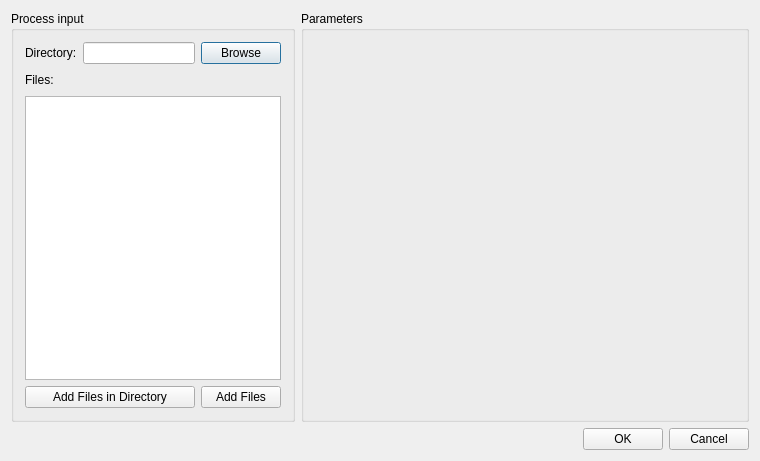
This is src/AnyWave/Batch/AwAddEditBatchDialog.ui in HIP-infrastructure/anywave-code as Qt 5 draws it before an edit. The edited form follows.
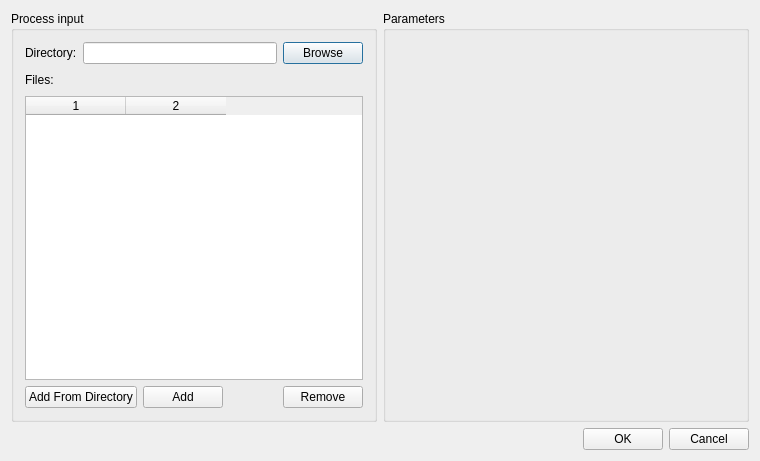
This is the edited form. Icons and pictures are not drawn.

```diff
--- a/src/AnyWave/Batch/AwAddEditBatchDialog.ui
+++ b/src/AnyWave/Batch/AwAddEditBatchDialog.ui
@@ -13,9 +13,13 @@
   <property name="windowTitle">
    <string>AwAddEditBatchDialog</string>
   </property>
-  <layout class="QVBoxLayout" name="verticalLayout_3">
+  <property name="windowIcon">
+   <iconset resource="../../../resources/AnyWave.qrc">
+    <normaloff>:/images/AnyWave_icon.png</normaloff>:/images/AnyWave_icon.png</iconset>
+  </property>
+  <layout class="QVBoxLayout" name="verticalLayout_2">
    <item>
-    <layout class="QHBoxLayout" name="horizontalLayout_3" stretch="0,1">
+    <layout class="QHBoxLayout" name="horizontalLayout_3" stretch="0,0">
      <item>
       <widget class="QGroupBox" name="groupBox">
        <property name="title">
@@ -45,6 +49,36 @@
         </item>
         <item>
          <layout class="QGridLayout" name="gridLayoutFiles">
+          <item row="2" column="0">
+           <widget class="QPushButton" name="buttonAddFromDir">
+            <property name="toolTip">
+             <string>Click to pick a root directory</string>
+            </property>
+            <property name="text">
+             <string>Add From Directory</string>
+            </property>
+           </widget>
+          </item>
+          <item row="2" column="1">
+           <widget class="QPushButton" name="buttonAddFiles">
+            <property name="toolTip">
+             <string>Click to add files</string>
+            </property>
+            <property name="text">
+             <string>Add</string>
+            </property>
+           </widget>
+          </item>
+          <item row="2" column="3">
+           <widget class="QPushButton" name="pushButton">
+            <property name="toolTip">
+             <string>Remove selected filles</string>
+            </property>
+            <property name="text">
+             <string>Remove</string>
+            </property>
+           </widget>
+          </item>
           <item row="0" column="0">
            <widget class="QLabel" name="labelFiles">
             <property name="text">
@@ -65,22 +99,39 @@
             </property>
            </spacer>
           </item>
-          <item row="1" column="0" colspan="3">
-           <widget class="QListWidget" name="listWidget"/>
-          </item>
-          <item row="2" column="0" colspan="2">
-           <widget class="QPushButton" name="buttonAddFromDir">
-            <property name="text">
-             <string>Add Files in Directory</string>
+          <item row="1" column="0" colspan="4">
+           <widget class="QTableWidget" name="tableWidget">
+            <property name="editTriggers">
+             <set>QAbstractItemView::NoEditTriggers</set>
             </property>
+            <property name="alternatingRowColors">
+             <bool>true</bool>
+            </property>
+            <property name="selectionMode">
+             <enum>QAbstractItemView::MultiSelection</enum>
+            </property>
+            <property name="selectionBehavior">
+             <enum>QAbstractItemView::SelectRows</enum>
+            </property>
+            <property name="columnCount">
+             <number>2</number>
+            </property>
+            <column/>
+            <column/>
            </widget>
           </item>
           <item row="2" column="2">
-           <widget class="QPushButton" name="buttonAddFiles">
-            <property name="text">
-             <string>Add Files</string>
+           <spacer name="horizontalSpacer_3">
+            <property name="orientation">
+             <enum>Qt::Horizontal</enum>
             </property>
-           </widget>
+            <property name="sizeHint" stdset="0">
+             <size>
+              <width>40</width>
+              <height>20</height>
+             </size>
+            </property>
+           </spacer>
           </item>
          </layout>
         </item>
@@ -89,10 +140,15 @@
      </item>
      <item>
       <widget class="QGroupBox" name="groupParameters">
+       <property name="sizePolicy">
+        <sizepolicy hsizetype="Expanding" vsizetype="Expanding">
+         <horstretch>0</horstretch>
+         <verstretch>0</verstretch>
+        </sizepolicy>
+       </property>
        <property name="title">
         <string>Parameters</string>
        </property>
-       <layout class="QVBoxLayout" name="verticalLayout_2"/>
       </widget>
      </item>
     </layout>
```
Left out of the diff: 67 changed lines with no effect on the pictures.
